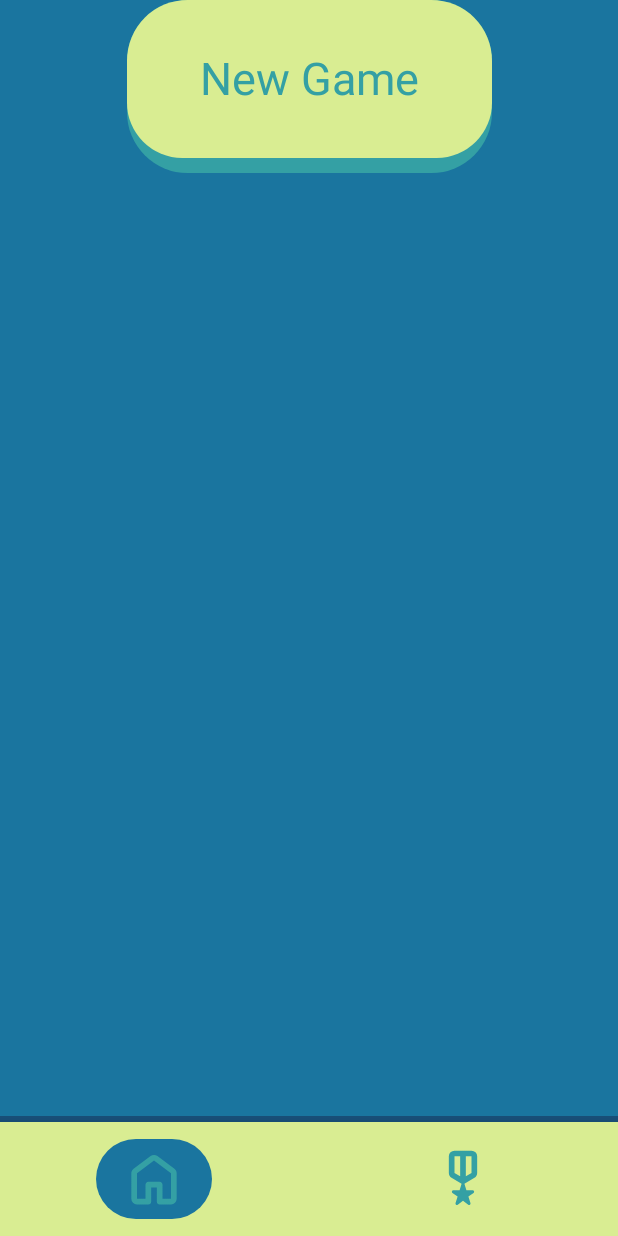
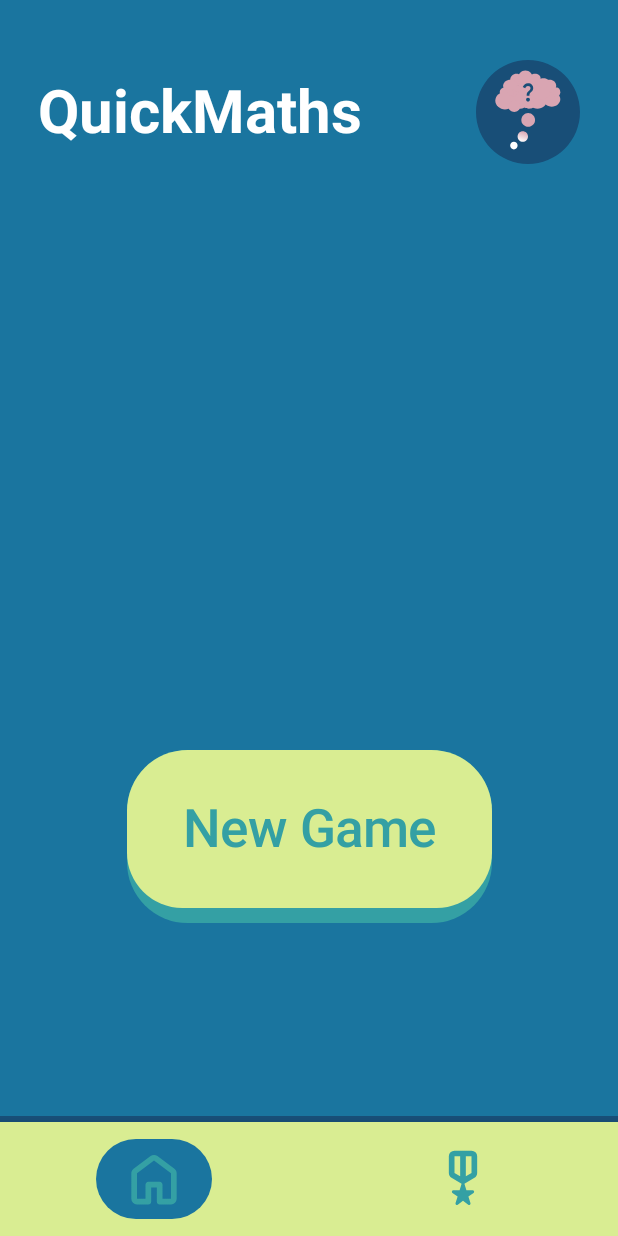
Before and after one commit to yeetboy02/CCL3-QuickMaths, an Android app built with Jetpack Compose: the screen it shows after launch (MainActivity), on a phone screen of 412 x 824 dp. Run offline under Robolectric (Android 15) with nearby library versions, the light colour scheme and no system bars; our stand-ins replace Room's generated code.

Commit message:
Create Home Screen

```diff
--- a/app/src/main/java/com/cc221010/quickmaths/ui/composables/Home.kt
+++ b/app/src/main/java/com/cc221010/quickmaths/ui/composables/Home.kt
@@ -1,13 +1,18 @@
 package com.cc221010.quickmaths.ui.composables
 
+import androidx.compose.material.Icon
 import android.os.Build
 import android.util.Log
 import androidx.annotation.RequiresApi
+import androidx.compose.foundation.BorderStroke
 import androidx.compose.foundation.background
+import androidx.compose.foundation.border
 import androidx.compose.foundation.layout.Arrangement
 import androidx.compose.foundation.layout.Box
 import androidx.compose.foundation.layout.Column
 import androidx.compose.foundation.layout.Row
+import androidx.compose.foundation.layout.absolutePadding
+import androidx.compose.foundation.layout.fillMaxHeight
 import androidx.compose.foundation.layout.fillMaxWidth
 import androidx.compose.foundation.layout.height
 import androidx.compose.foundation.layout.padding
@@ -21,9 +26,15 @@ import androidx.compose.material3.CardDefaults
 import androidx.compose.material3.MaterialTheme
 import androidx.compose.runtime.Composable
 import androidx.compose.runtime.collectAsState
+import androidx.compose.ui.Alignment
 import androidx.compose.ui.Modifier
+import androidx.compose.ui.graphics.Color
+import androidx.compose.ui.res.painterResource
+import androidx.compose.ui.text.font.Font
+import androidx.compose.ui.text.font.FontWeight
 import androidx.compose.ui.unit.dp
 import androidx.compose.ui.unit.sp
+import com.cc221010.quickmaths.R
 import com.cc221010.quickmaths.data.dateFormat
 import com.cc221010.quickmaths.ui.mainViewModel
 
@@ -32,11 +43,111 @@ import com.cc221010.quickmaths.ui.mainViewModel
 fun Home(mainViewModel:mainViewModel) {
     val state = mainViewModel.mainViewState.collectAsState();
 
+    Row(modifier = Modifier
+        .fillMaxWidth()
+        .height(109.dp)
+        .padding(top = 40.dp)) {
+        Column(
+            modifier = Modifier
+                .fillMaxWidth(0.65f)
+                .fillMaxHeight(),
+            verticalArrangement = Arrangement.Center
+        ) {
+            Row(
+                modifier = Modifier.fillMaxWidth(),
+            ) {
+                Text(
+                    text="QuickMaths",
+                    fontSize = 40.sp,
+                    fontWeight = FontWeight(700),
+                    color = Color.White,
+                    modifier = Modifier.padding(start = 25.dp)
+                )
+            }
+        }
+        Column(
+            modifier = Modifier
+                .fillMaxWidth()
+                .fillMaxHeight()
+        ) {
+            Row(
+                modifier = Modifier.fillMaxWidth(),
+                horizontalArrangement = Arrangement.End
+            ) {
+                Icon(painter = painterResource(id = R.drawable.logo),
+                    contentDescription = "QuickMaths",
+                    tint = Color.Unspecified,
+                    modifier = Modifier
+                        .height(69.dp)
+                        .padding(end = 25.dp))
+            }
+        }
+    }
+
     if (state.value.lastScore != null) {
-        Text(text = state.value.lastScore!!.date!!.format(dateFormat));
+        Column(
+            modifier = Modifier
+                .fillMaxWidth()
+                .fillMaxHeight(),
+            verticalArrangement = Arrangement.Center,
+            horizontalAlignment = Alignment.CenterHorizontally
+        ) {
+            Text(
+                text = "Last Score:",
+                modifier = Modifier.padding(bottom = 20.dp),
+                color = MaterialTheme.colorScheme.secondary,
+                fontSize = 30.sp
+            )
+            Card(
+                modifier = Modifier
+                    .fillMaxWidth()
+                    .padding(start = 25.dp, end = 25.dp),
+                border = BorderStroke(4.dp, MaterialTheme.colorScheme.tertiary),
+                shape = RoundedCornerShape(20.dp),
+                colors = CardDefaults.cardColors(containerColor = MaterialTheme.colorScheme.secondary)
+            ) {
+                Column(
+                    modifier = Modifier.fillMaxWidth(),
+                    horizontalAlignment = Alignment.CenterHorizontally
+                ) {
+                    Text(
+                        text = state.value.lastScore!!.name,
+                        fontSize = 30.sp,
+                        fontWeight = FontWeight(700),
+                        color = MaterialTheme.colorScheme.tertiary,
+                        modifier = Modifier.padding(top = 10.dp)
+                    );
+                }
+                Column(
+                    modifier = Modifier.fillMaxWidth(),
+                    horizontalAlignment = Alignment.CenterHorizontally
+                ) {
+                    Text(
+                        text = state.value.lastScore!!.points.toString() + " Points",
+                        fontSize = 30.sp,
+                        fontWeight = FontWeight(700),
+                        color = MaterialTheme.colorScheme.tertiary
+                    );
+                }
+                Column(
+                    modifier = Modifier.fillMaxWidth(),
+                    horizontalAlignment = Alignment.CenterHorizontally
+                ) {
+                    Text(
+                        text = state.value.lastScore!!.date!!.format(dateFormat),
+                        fontSize = 20.sp,
+                        fontWeight = FontWeight(700),
+                        color = MaterialTheme.colorScheme.tertiary,
+                        modifier = Modifier.padding(bottom = 15.dp)
+                    );
+                }
+            }
+        }
     }
     Row(
-        modifier = Modifier.fillMaxWidth(),
+        modifier = Modifier
+            .fillMaxWidth()
+            .padding(top = 500.dp),
         horizontalArrangement = Arrangement.Center
     ) {
         Card(
@@ -54,7 +165,8 @@ fun Home(mainViewModel:mainViewModel) {
             ) {
                 Text(
                     text = "New Game",
-                    fontSize = 30.sp,
+                    fontSize = 35.sp,
+                    fontWeight = FontWeight(600),
                     color = MaterialTheme.colorScheme.onPrimary,
                 )
             }
```
